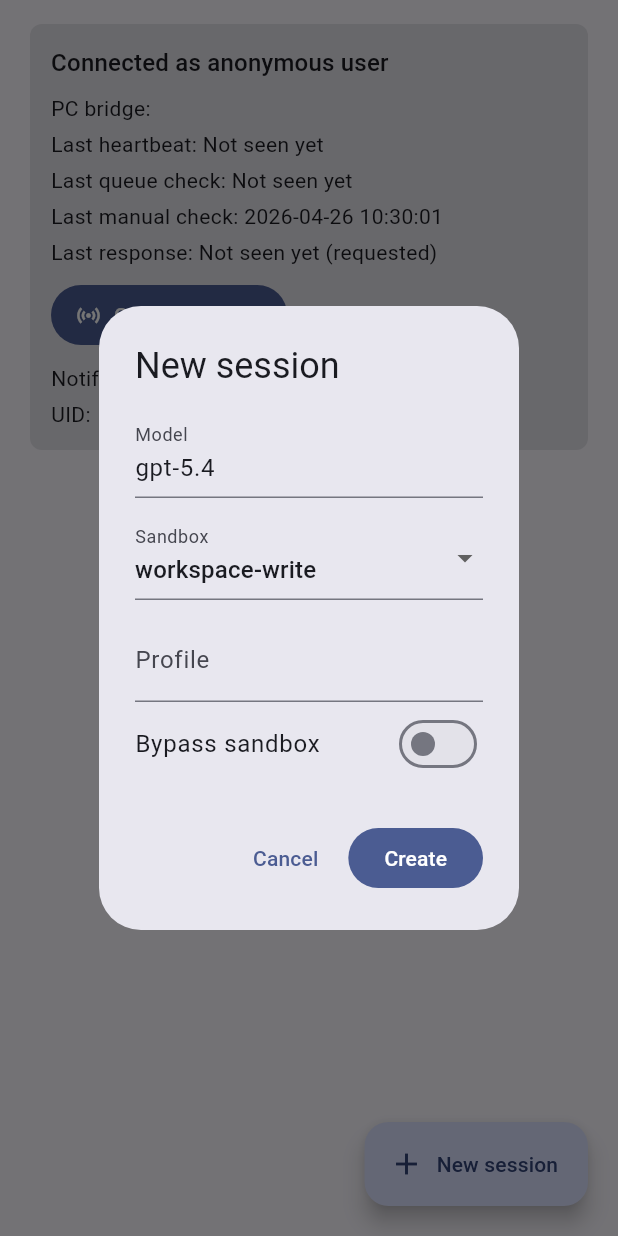
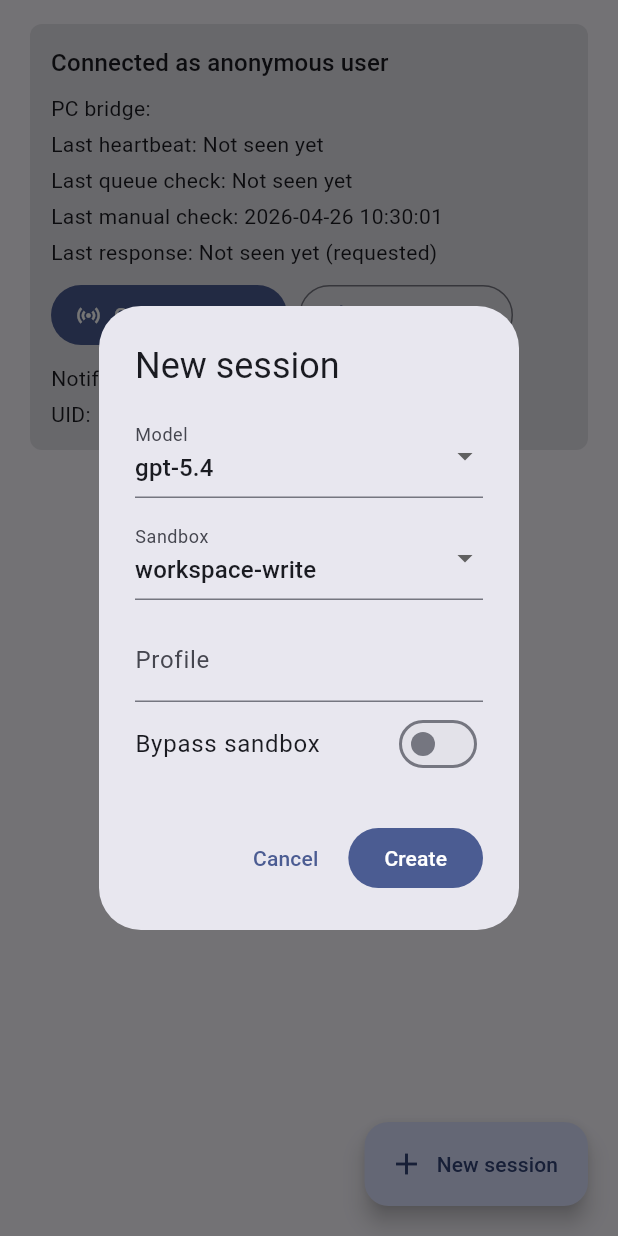
Before and after one commit to Sunmax0731/codex-remote-android, a Flutter app: the SessionListView widget shown alone on an empty page, opened directly with empty values, after a tap on "Check PC now", after a tap on "New session", on a phone screen of 412 x 824 dp. Run offline on Flutter 3.47's test engine with Material 3 defaults, Android fonts, the phone set to English and light mode, and no system bars; our stand-ins replace cloud_firestore, firebase_auth, firebase_core, firebase_messaging, flutter_local_notifications; accounts and stored records are empty; network calls fail.

Commit message:
Add CLI default settings
Adds user-level CLI defaults and session option display. Closes #75.

```diff
--- a/app/lib/main.dart
+++ b/app/lib/main.dart
@@ -11,6 +11,18 @@
 const defaultPcBridgeId = 'home-main-pc';
 const defaultCodexModel = 'gpt-5.4';
 const defaultCodexSandbox = 'workspace-write';
+const codexModelOptions = [
+  'gpt-5.4',
+  'gpt-5.4-mini',
+  'gpt-5.3-codex',
+  'gpt-5.3-codex-spark',
+  'gpt-5.2',
+];
+const codexSandboxOptions = [
+  'read-only',
+  'workspace-write',
+  'danger-full-access',
+];
 const androidDeviceId = 'android-app';
 const notificationChannelId = 'remote_codex_completion';
 const notificationChannelName = 'RemoteCodex completion';
@@ -320,6 +332,7 @@
     required this.id,
     required this.title,
     required this.status,
+    this.codexOptions,
     this.lastResultPreview,
     this.lastErrorPreview,
   });
@@ -327,6 +340,7 @@
   final String id;
   final String title;
   final String status;
+  final SessionCreateOptions? codexOptions;
   final String? lastResultPreview;
   final String? lastErrorPreview;
 }
@@ -389,10 +403,18 @@
   final String? codexProfile;
 }
 
+const defaultSessionCreateOptions = SessionCreateOptions(
+  codexModel: defaultCodexModel,
+  codexSandbox: defaultCodexSandbox,
+  codexBypassSandbox: false,
+);
+
 abstract class SessionRepository {
   Stream<List<SessionSummary>> watchSessions(String uid);
   Stream<List<CommandSummary>> watchCommands(String uid, String sessionId);
   Stream<PcBridgeStatus> watchPcBridgeStatus(String uid, String pcBridgeId);
+  Future<SessionCreateOptions> loadCliDefaults(String uid);
+  Future<void> saveCliDefaults(String uid, SessionCreateOptions options);
   Future<void> requestPcBridgeHealthCheck({
     required String uid,
     required String pcBridgeId,
@@ -435,6 +457,7 @@
                   ? data['title'] as String
                   : 'Untitled session',
               status: data['status'] as String? ?? 'idle',
+              codexOptions: sessionOptionsFromData(data),
               lastResultPreview: data['lastResultPreview'] as String?,
               lastErrorPreview: data['lastErrorPreview'] as String?,
             );
@@ -499,6 +522,29 @@
   }
 
   @override
+  Future<SessionCreateOptions> loadCliDefaults(String uid) async {
+    final snapshot = await firestore
+        .collection('users')
+        .doc(uid)
+        .collection('settings')
+        .doc('cliDefaults')
+        .get();
+
+    return sessionOptionsFromData(snapshot.data()) ??
+        defaultSessionCreateOptions;
+  }
+
+  @override
+  Future<void> saveCliDefaults(String uid, SessionCreateOptions options) async {
+    await firestore
+        .collection('users')
+        .doc(uid)
+        .collection('settings')
+        .doc('cliDefaults')
+        .set(sessionOptionsToData(options), SetOptions(merge: true));
+  }
+
+  @override
   Future<void> requestPcBridgeHealthCheck({
     required String uid,
     required String pcBridgeId,
@@ -545,16 +591,17 @@
           'title': title,
           'status': 'idle',
           'targetPcBridgeId': pcBridgeId,
-          'codexModel': options.codexModel,
-          'codexSandbox': options.codexSandbox,
-          'codexBypassSandbox': options.codexBypassSandbox,
-          if (options.codexProfile != null)
-            'codexProfile': options.codexProfile,
+          ...sessionOptionsToData(options),
           'createdAt': FieldValue.serverTimestamp(),
           'updatedAt': FieldValue.serverTimestamp(),
         });
 
-    return SessionSummary(id: ref.id, title: title, status: 'idle');
+    return SessionSummary(
+      id: ref.id,
+      title: title,
+      status: 'idle',
+      codexOptions: options,
+    );
   }
 
   @override
@@ -591,6 +638,45 @@
   }
 }
 
+SessionCreateOptions? sessionOptionsFromData(Map<String, dynamic>? data) {
+  if (data == null) {
+    return null;
+  }
+
+  return SessionCreateOptions(
+    codexModel: optionString(data['codexModel']) ?? defaultCodexModel,
+    codexSandbox: normalizedSandbox(data['codexSandbox']),
+    codexBypassSandbox: data['codexBypassSandbox'] as bool? ?? false,
+    codexProfile: optionString(data['codexProfile']),
+  );
+}
+
+Map<String, Object> sessionOptionsToData(SessionCreateOptions options) {
+  return {
+    'codexModel': options.codexModel,
+    'codexSandbox': options.codexSandbox,
+    'codexBypassSandbox': options.codexBypassSandbox,
+    if (options.codexProfile != null) 'codexProfile': options.codexProfile!,
+  };
+}
+
+String? optionString(Object? value) {
+  if (value is! String) {
+    return null;
+  }
+
+  final trimmed = value.trim();
+  return trimmed.isEmpty ? null : trimmed;
+}
+
+String normalizedSandbox(Object? value) {
+  if (value is String && codexSandboxOptions.contains(value)) {
+    return value;
+  }
+
+  return defaultCodexSandbox;
+}
+
 String two(int value) => value.toString().padLeft(2, '0');
 
 DateTime? timestampToDateTime(Object? value) {
@@ -713,7 +799,28 @@
       return;
     }
 
-    final options = await showSessionCreateOptionsDialog(context);
+    setState(() => isCreating = true);
+    SessionCreateOptions defaults;
+    try {
+      defaults = await widget.sessionRepository.loadCliDefaults(
+        widget.bootstrap.uid,
+      );
+    } finally {
+      if (mounted) {
+        setState(() => isCreating = false);
+      }
+    }
+
+    if (!mounted) {
+      return;
+    }
+
+    final options = await showSessionOptionsDialog(
+      context,
+      title: 'New session',
+      initialOptions: defaults,
+      primaryLabel: 'Create',
+    );
     if (options == null) {
       return;
     }
@@ -802,6 +909,12 @@
                               ),
                             );
                           },
+                          onLongPress: () {
+                            showSessionOptionsSummaryDialog(
+                              context,
+                              sessions[index],
+                            );
+                          },
                         );
                       },
                     ),
@@ -830,13 +943,22 @@
   }
 }
 
-Future<SessionCreateOptions?> showSessionCreateOptionsDialog(
-  BuildContext context,
-) {
-  final modelController = TextEditingController(text: defaultCodexModel);
-  final profileController = TextEditingController();
-  var sandbox = defaultCodexSandbox;
-  var bypassSandbox = false;
+Future<SessionCreateOptions?> showSessionOptionsDialog(
+  BuildContext context, {
+  required String title,
+  required SessionCreateOptions initialOptions,
+  required String primaryLabel,
+}) {
+  final profileController = TextEditingController(
+    text: initialOptions.codexProfile ?? '',
+  );
+  var model = codexModelOptions.contains(initialOptions.codexModel)
+      ? initialOptions.codexModel
+      : defaultCodexModel;
+  var sandbox = codexSandboxOptions.contains(initialOptions.codexSandbox)
+      ? initialOptions.codexSandbox
+      : defaultCodexSandbox;
+  var bypassSandbox = initialOptions.codexBypassSandbox;
 
   return showDialog<SessionCreateOptions>(
     context: context,
@@ -844,32 +966,31 @@
       return StatefulBuilder(
         builder: (context, setDialogState) {
           return AlertDialog(
-            title: const Text('New session'),
+            title: Text(title),
             content: SingleChildScrollView(
               child: Column(
                 mainAxisSize: MainAxisSize.min,
                 children: [
-                  TextField(
-                    controller: modelController,
+                  DropdownButtonFormField<String>(
+                    initialValue: model,
                     decoration: const InputDecoration(labelText: 'Model'),
+                    items: [
+                      for (final option in codexModelOptions)
+                        DropdownMenuItem(value: option, child: Text(option)),
+                    ],
+                    onChanged: (value) {
+                      if (value != null) {
+                        setDialogState(() => model = value);
+                      }
+                    },
                   ),
                   const SizedBox(height: 12),
                   DropdownButtonFormField<String>(
                     initialValue: sandbox,
                     decoration: const InputDecoration(labelText: 'Sandbox'),
-                    items: const [
-                      DropdownMenuItem(
-                        value: 'read-only',
-                        child: Text('read-only'),
-                      ),
-                      DropdownMenuItem(
-                        value: 'workspace-write',
-                        child: Text('workspace-write'),
-                      ),
-                      DropdownMenuItem(
-                        value: 'danger-full-access',
-                        child: Text('danger-full-access'),
-                      ),
+                    items: [
+                      for (final option in codexSandboxOptions)
+                        DropdownMenuItem(value: option, child: Text(option)),
                     ],
                     onChanged: bypassSandbox
                         ? null
@@ -905,18 +1026,17 @@
               ),
               FilledButton(
                 onPressed: () {
-                  final model = modelController.text.trim();
                   final profile = profileController.text.trim();
                   Navigator.of(context).pop(
                     SessionCreateOptions(
-                      codexModel: model.isEmpty ? defaultCodexModel : model,
+                      codexModel: model,
                       codexSandbox: sandbox,
                       codexBypassSandbox: bypassSandbox,
                       codexProfile: profile.isEmpty ? null : profile,
                     ),
                   );
                 },
-                child: const Text('Create'),
+                child: Text(primaryLabel),
               ),
             ],
           );
@@ -924,9 +1044,41 @@
       );
     },
   ).whenComplete(() {
-    modelController.dispose();
     profileController.dispose();
   });
+}
+
+Future<void> showSessionOptionsSummaryDialog(
+  BuildContext context,
+  SessionSummary session,
+) {
+  final options = session.codexOptions ?? defaultSessionCreateOptions;
+
+  return showDialog<void>(
+    context: context,
+    builder: (context) => AlertDialog(
+      title: Text(session.title),
+      content: Column(
+        mainAxisSize: MainAxisSize.min,
+        crossAxisAlignment: CrossAxisAlignment.start,
+        children: [
+          Text('Model: ${options.codexModel}'),
+          const SizedBox(height: 6),
+          Text('Sandbox: ${options.codexSandbox}'),
+          const SizedBox(height: 6),
+          Text('Bypass sandbox: ${options.codexBypassSandbox ? 'on' : 'off'}'),
+          const SizedBox(height: 6),
+          Text('Profile: ${options.codexProfile ?? 'None'}'),
+        ],
+      ),
+      actions: [
+        TextButton(
+          onPressed: () => Navigator.of(context).pop(),
+          child: const Text('Close'),
+        ),
+      ],
+    ),
+  );
 }
 
 class _ConnectionSummary extends StatefulWidget {
@@ -944,6 +1096,7 @@
 
 class _ConnectionSummaryState extends State<_ConnectionSummary> {
   bool isCheckingBridge = false;
+  bool isOpeningDefaults = false;
   String? checkError;
 
   Future<void> requestHealthCheck() async {
@@ -966,6 +1119,44 @@
         });
       }
     }
+  }
+
+  Future<void> openCliDefaults() async {
+    if (isOpeningDefaults) {
+      return;
+    }
+
+    setState(() => isOpeningDefaults = true);
+    SessionCreateOptions defaults;
+    try {
+      defaults = await widget.sessionRepository.loadCliDefaults(
+        widget.bootstrap.uid,
+      );
+    } finally {
+      if (mounted) {
+        setState(() => isOpeningDefaults = false);
+      }
+    }
+
+    if (!mounted) {
+      return;
+    }
+
+    final updated = await showSessionOptionsDialog(
+      context,
+      title: 'CLI defaults',
+      initialOptions: defaults,
+      primaryLabel: 'Save',
+    );
+
+    if (updated == null) {
+      return;
+    }
+
+    await widget.sessionRepository.saveCliDefaults(
+      widget.bootstrap.uid,
+      updated,
+    );
   }
 
   @override
@@ -1022,16 +1213,41 @@
                 const SizedBox(height: 8),
                 Align(
                   alignment: Alignment.centerLeft,
-                  child: FilledButton.icon(
+                  child: Wrap(
+                    spacing: 8,
+                    runSpacing: 8,
+                    children: [
+                      FilledButton.icon(
                         onPressed: isCheckingBridge ? null : requestHealthCheck,
                         icon: isCheckingBridge
                             ? const SizedBox(
                                 width: 18,
                                 height: 18,
-                            child: CircularProgressIndicator(strokeWidth: 2),
+                                child: CircularProgressIndicator(
+                                  strokeWidth: 2,
+                                ),
                               )
                             : const Icon(Icons.sensors),
-                    label: Text(isCheckingBridge ? 'Checking' : 'Check PC now'),
+                        label: Text(
+                          isCheckingBridge ? 'Checking' : 'Check PC now',
+                        ),
+                      ),
+                      OutlinedButton.icon(
+                        onPressed: isOpeningDefaults ? null : openCliDefaults,
+                        icon: isOpeningDefaults
+                            ? const SizedBox(
+                                width: 18,
+                                height: 18,
+                                child: CircularProgressIndicator(
+                                  strokeWidth: 2,
+                                ),
+                              )
+                            : const Icon(Icons.tune),
+                        label: Text(
+                          isOpeningDefaults ? 'Loading' : 'CLI defaults',
+                        ),
+                      ),
+                    ],
                   ),
                 ),
                 const SizedBox(height: 8),
@@ -1153,10 +1369,15 @@
 }
 
 class _SessionTile extends StatelessWidget {
-  const _SessionTile({required this.session, required this.onTap});
+  const _SessionTile({
+    required this.session,
+    required this.onTap,
+    required this.onLongPress,
+  });
 
   final SessionSummary session;
   final VoidCallback onTap;
+  final VoidCallback onLongPress;
 
   @override
   Widget build(BuildContext context) {
@@ -1168,6 +1389,7 @@
       child: Card(
         child: ListTile(
           onTap: onTap,
+          onLongPress: onLongPress,
           title: Text(session.title),
           subtitle: Text(subtitle),
           trailing: const Icon(Icons.chevron_right),
```
Also changed, not shown: 4 other files. Lines whose indentation alone changed are shown as unchanged.
